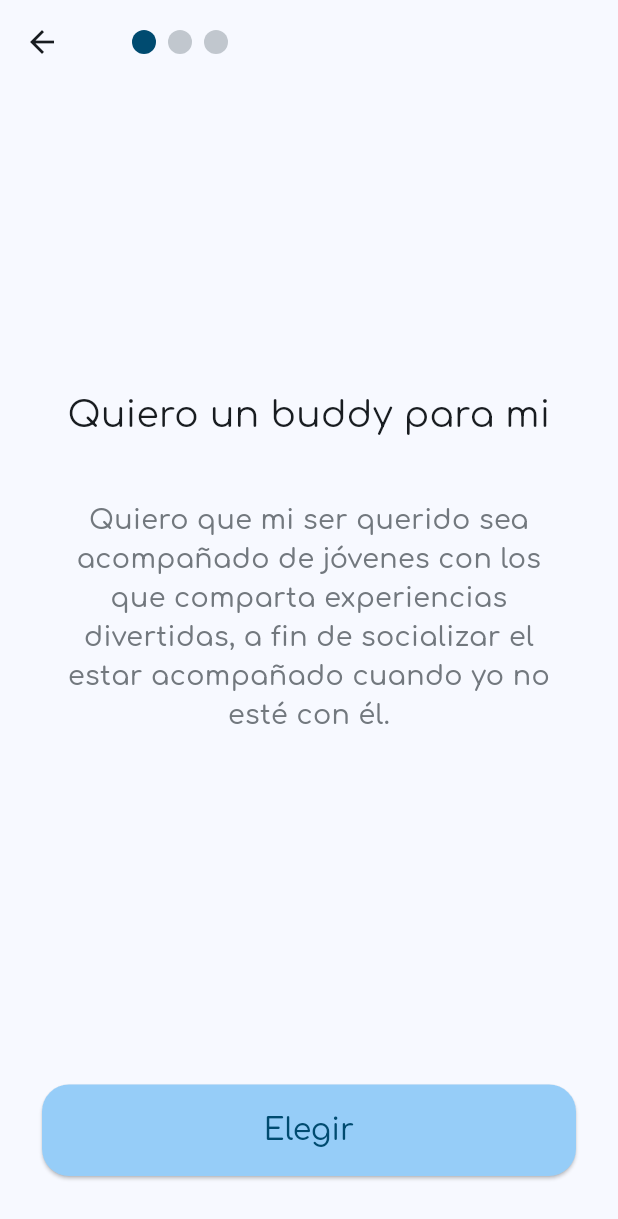
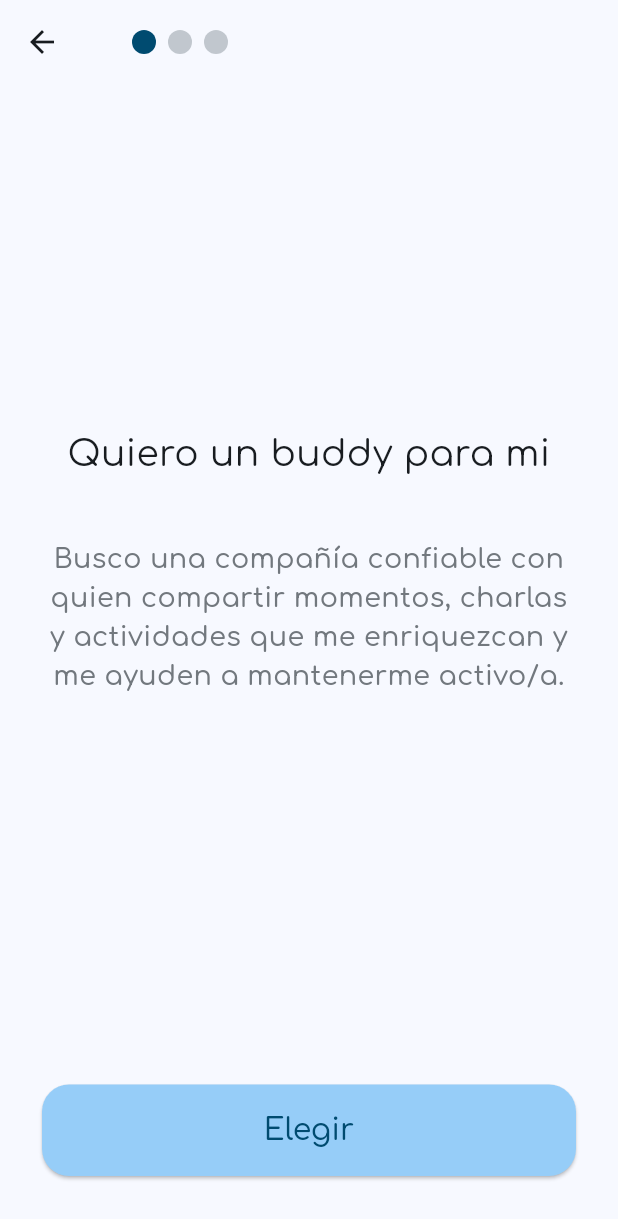
Before and after one commit to buddy-app-hub/mobile, a Flutter app: the ChooseUserPage screen opened directly with empty values, on a phone screen of 412 x 824 dp. Shown: the top 1219 px of the screen. Run offline on Flutter 3.47's test engine with Material 3 defaults, Android fonts, the phone set to English and light mode, and no system bars; drawn by our look-alikes of smooth_page_indicator; our stand-ins replace cached_network_image, carousel_slider, cloud_firestore, firebase_auth, firebase_core, firebase_storage and 10 more; missing offline and left inert: dart:ffi, flutter_inappwebview, stomp_dart_client, time_planner, video_compress; accounts and stored records are empty.

Commit message:
fix completion profile, creating connection

```diff
--- a/lib/helper/user_helper.dart
+++ b/lib/helper/user_helper.dart
@@ -231,7 +231,7 @@ class UserHelper {
         ? userData.buddy?.buddyProfile!.description
         : userData.elder?.elderProfile!.description;
 
-    return userBiography != null;
+    return userBiography != null && userBiography.isNotEmpty;
   }
 
   bool isUserAddressCompleted(UserData userData) {
--- a/lib/pages/auth/choose_user.dart
+++ b/lib/pages/auth/choose_user.dart
@@ -127,7 +127,7 @@ class _ChooseUserPageState extends State<ChooseUserPage> {
           Container(
             padding: EdgeInsets.fromLTRB(30, 30, 30, 40),
             child: Text(
-              'Quiero que mi ser querido sea acompañado de jóvenes con los que comparta experiencias divertidas, a fin de socializar el estar acompañado cuando yo no esté con él.',
+              'Busco una compañía confiable con quien compartir momentos, charlas y actividades que me enriquezcan y me ayuden a mantenerme activo/a.',
               style: ThemeTextStyle.titleSmallOutline(context),
               textAlign: TextAlign.center,
             ),
@@ -149,7 +149,7 @@ class _ChooseUserPageState extends State<ChooseUserPage> {
           Container(
             padding: EdgeInsets.fromLTRB(30, 30, 30, 40),
             child: Text(
-              'Quiero realizar actividades y compartir experiencias con personas de otras generaciones, estableciendo amistades que van más allá de la edad.',
+              'Quiero encontrar una persona de confianza que brinde compañía a mi ser querido, compartiendo intereses y tiempo de calidad para mejorar su bienestar y reducir la soledad.',
               style: ThemeTextStyle.titleSmallOutline(context),
               textAlign: TextAlign.center,
             ),
@@ -171,7 +171,7 @@ class _ChooseUserPageState extends State<ChooseUserPage> {
           Container(
             padding: EdgeInsets.fromLTRB(30, 20, 30, 40),
             child: Text(
-              'Quiero combatir la soledad compartiendo momentos únicos junto a adultos mayores, generando un impacto positivo y obteniendo un ingreso económico.',
+              'Quiero combatir la soledad compartiendo momentos inolvidables junto a adultos mayores, generando un impacto positivo y obteniendo un ingreso económico.',
               style: ThemeTextStyle.titleSmallOutline(context),
               textAlign: TextAlign.center,
             ),
--- a/lib/pages/connections/chats/chat_screen.dart
+++ b/lib/pages/connections/chats/chat_screen.dart
@@ -161,7 +161,7 @@ class _ChatScreenState extends State<ChatScreen> {
                     child: Text("olis"),
                   );
                 } else if (!snapshot.hasData || snapshot.data!.docs.isEmpty) {
-                  return Center(child: Text('No messages yet.'));
+                  return Center(child: Text('No hay mensajes aún.'));
                 } else {
                   final messages = snapshot.data!.docs
                       .map((doc) => Message.fromFirestore(doc))
--- a/lib/services/connection_service.dart
+++ b/lib/services/connection_service.dart
@@ -12,12 +12,14 @@ class ConnectionService {
     return Connection.fromJson(response);
   }
 
-  Future<void> createConnection(
+  Future<Connection> createConnection(
       BuildContext context, Connection connection) async {
-    await ApiService.post(
+    var response = await ApiService.post(
       endpoint: "/connections",
       body: connection.toJson(),
     );
+
+    return Connection.fromJson(response);
   }
 
   Future<void> createMeetingOfConnection(
--- a/lib/theme/theme_button_style.dart
+++ b/lib/theme/theme_button_style.dart
@@ -91,7 +91,7 @@ class ThemeButtonStyle {
 
   static ButtonStyle primaryContainerRoundedButtonStyle(BuildContext context) {
     return ElevatedButton.styleFrom(
-      backgroundColor: Theme.of(context).colorScheme.primaryContainer,
+      backgroundColor: Theme.of(context).colorScheme.primaryFixed,
       disabledBackgroundColor: Theme.of(context).colorScheme.primaryFixedDim,
       shape: RoundedRectangleBorder(
         borderRadius: BorderRadius.circular(100),
--- a/lib/widgets/base_card_meeting.dart
+++ b/lib/widgets/base_card_meeting.dart
@@ -376,7 +376,7 @@ class BaseNotificationCartMeeting extends StatelessWidget {
   Widget build(BuildContext context) {
     final theme = Theme.of(context);
     return Container(
-      padding: EdgeInsets.fromLTRB(0, 5, 0, 5),
+      padding: EdgeInsets.fromLTRB(10, 5, 10, 5),
       child: Container(
         margin: EdgeInsets.only(right: 5),
         decoration: BoxDecoration(
```
Also changed, not shown: lib/pages/connections/new_recommended_buddy.dart (+8 -9 lines), lib/pages/home/for_you/for_you.dart (+68 -0 lines), lib/pages/profile/my_profile.dart (+23 -13 lines).
